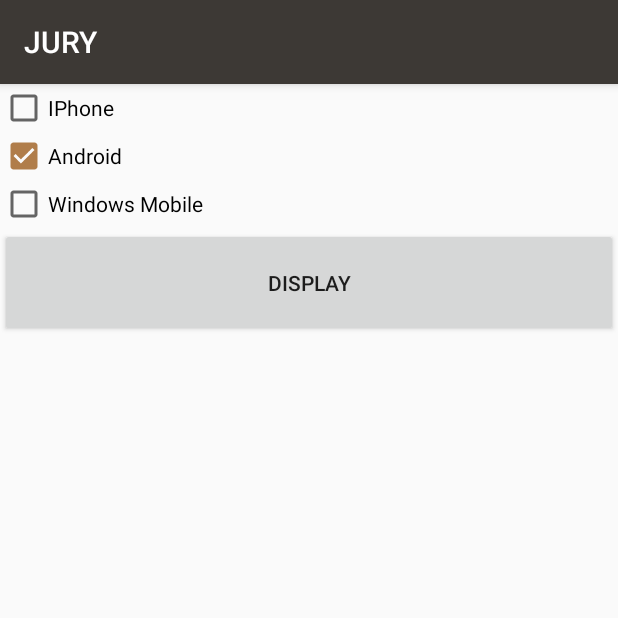
After one commit to asymptote-inc/Jury-new, an Android app: the TermsActivity screen opened directly, with no data from a screen before it, on a phone screen of 412 x 824 dp, the top half of it. The commit adds this screen. Run offline under Robolectric (Android 15) with nearby library versions, the phone set to English and light mode, and no system bars; network calls fail.

Commit message:
terms/instruction activities added

```diff
--- a/app/src/main/AndroidManifest.xml
+++ b/app/src/main/AndroidManifest.xml
@@ -17,5 +17,7 @@
         </activity>
         <activity android:name=".RegisterActivity"/>
         <activity android:name=".UserActivity" />
+        <activity android:name=".TermsActivity" />
+        <activity android:name=".InstructionsActivity" />
     </application>
 </manifest>
--- /dev/null
+++ b/app/src/main/java/com/androidtutorialpoint/androidlogin/TermsActivity.java
@@ -0,0 +1,80 @@
+package com.androidtutorialpoint.androidlogin;
+
+import android.content.Intent;
+import android.os.Bundle;
+import android.support.v7.app.AppCompatActivity;
+import android.view.View;
+import android.widget.Button;
+import android.widget.CheckBox;
+import android.widget.Toast;
+
+/**
+ * Created by sithi on 10/9/2017.
+ */
+
+public class TermsActivity extends AppCompatActivity {
+
+    private CheckBox chk1, chk2, chk3;
+    private Button btnDisplay;
+
+    @Override
+    public void onCreate(Bundle savedInstanceState) {
+        super.onCreate(savedInstanceState);
+        setContentView(R.layout.activity_terms);
+
+        addListenerOnChkIos();
+        addListenerOnButton();
+    }
+
+    public void addListenerOnChkIos() {
+
+        chk1 = (CheckBox) findViewById(R.id.chk1);
+
+        chk1.setOnClickListener(new View.OnClickListener() {
+
+            @Override
+            public void onClick(View v) {
+
+                if (((CheckBox) v).isChecked()) {
+                    Toast.makeText(TermsActivity.this,
+                            "Bro, try Android :)", Toast.LENGTH_LONG).show();
+                }
+
+            }
+        });
+
+    }
+
+    public void addListenerOnButton() {
+
+        chk1 = (CheckBox) findViewById(R.id.chk1);
+        chk2 = (CheckBox) findViewById(R.id.chk2);
+        chk3 = (CheckBox) findViewById(R.id.chk3);
+        btnDisplay = (Button) findViewById(R.id.btnDisplay);
+
+        btnDisplay.setOnClickListener(new View.OnClickListener() {
+
+            @Override
+            public void onClick(View v) {
+
+                if(chk1.isChecked() && chk2.isChecked() && chk3.isChecked()){
+                    Intent i = new Intent(getApplicationContext(), InstructionsActivity.class);
+                    startActivity(i);
+
+                }
+//                StringBuffer result = new StringBuffer();
+//                result.append("IPhone check : ")
+//                        .append(chk1.isChecked());
+//                result.append("\nAndroid check : ").append(
+//                        chk2.isChecked());
+//                result.append("\nWindows Mobile check :").append(
+//                        chk3.isChecked());
+//
+//                Toast.makeText(TermsActivity.this, result.toString(),
+//                        Toast.LENGTH_LONG).show();
+
+            }
+        });
+
+    }
+}
--- /dev/null
+++ b/app/src/main/res/layout/activity_terms.xml
@@ -0,0 +1,34 @@
+<?xml version="1.0" encoding="utf-8"?>
+<LinearLayout xmlns:android="http://schemas.android.com/apk/res/android"
+    android:layout_width="fill_parent"
+    android:layout_height="fill_parent"
+    android:orientation="vertical"
+    android:weightSum="1">
+
+    <CheckBox
+        android:id="@+id/chk1"
+        android:layout_width="wrap_content"
+        android:layout_height="wrap_content"
+        android:text="@string/chk_1" />
+
+    <CheckBox
+        android:id="@+id/chk2"
+        android:layout_width="wrap_content"
+        android:layout_height="wrap_content"
+        android:text="@string/chk_2"
+        android:checked="true" />
+
+    <CheckBox
+        android:id="@+id/chk3"
+        android:layout_width="wrap_content"
+        android:layout_height="wrap_content"
+        android:text="@string/chk_3" />
+
+    <Button
+        android:id="@+id/btnDisplay"
+        android:layout_width="match_parent"
+        android:layout_height="wrap_content"
+        android:layout_weight="0.04"
+        android:text="@string/btn_confirm" />
+
+</LinearLayout>
--- a/app/src/main/res/values/strings.xml
+++ b/app/src/main/res/values/strings.xml
@@ -15,4 +15,15 @@
     <string name="btn_login">Login</string>
     <string name="btn_link_signup">Don\'t have an account yet Register !!</string>
     <string name="btn_link_login">Already have an account Login !!</string>
+
+    <string name="btn_link_page">terms</string>
+    <string name="btn_previous">Previous</string>
+    <string name="btn_next">Next</string>
+
+    <string name="chk_1">IPhone</string>
+    <string name="chk_2">Android</string>
+    <string name="chk_3">Windows Mobile</string>
+    <string name="btn_confirm">Display</string>
+
+
 </resources>
```
Also changed, not shown: app/src/main/java/com/androidtutorialpoint/androidlogin/InstructionsActivity.java (added, +29 -0 lines), app/src/main/java/com/androidtutorialpoint/androidlogin/LoginActivity.java (+10 -0 lines), app/src/main/res/layout/activity_instructions.xml (added, +20 -0 lines), app/src/main/res/layout/activity_login.xml (+8 -0 lines).
